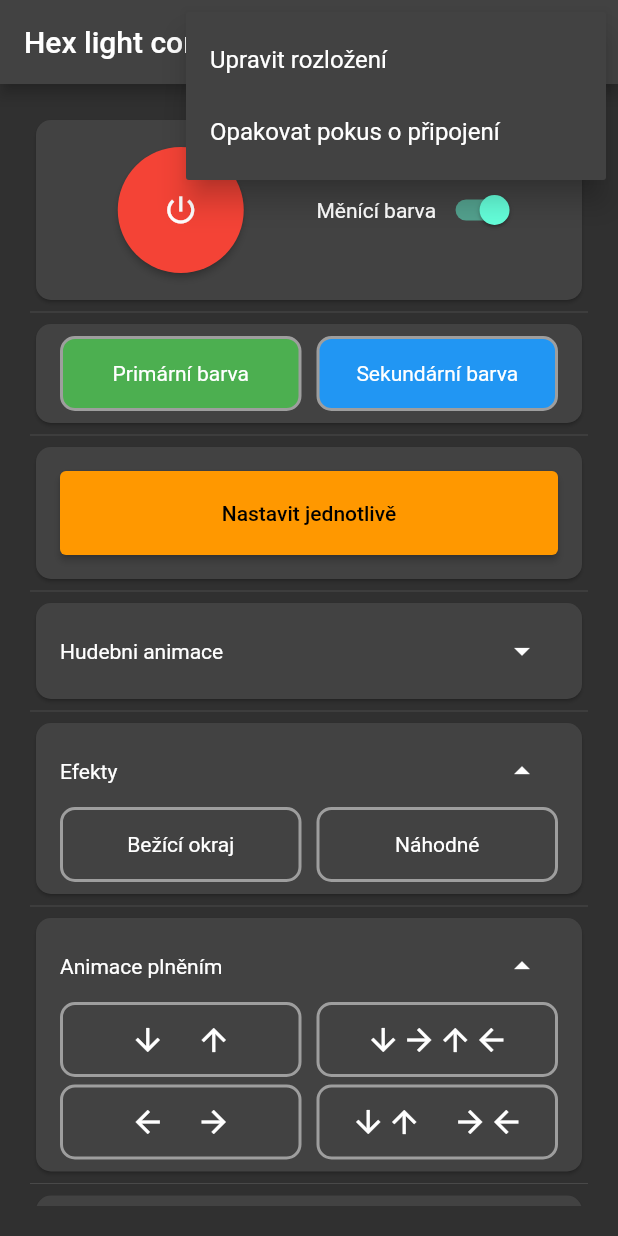
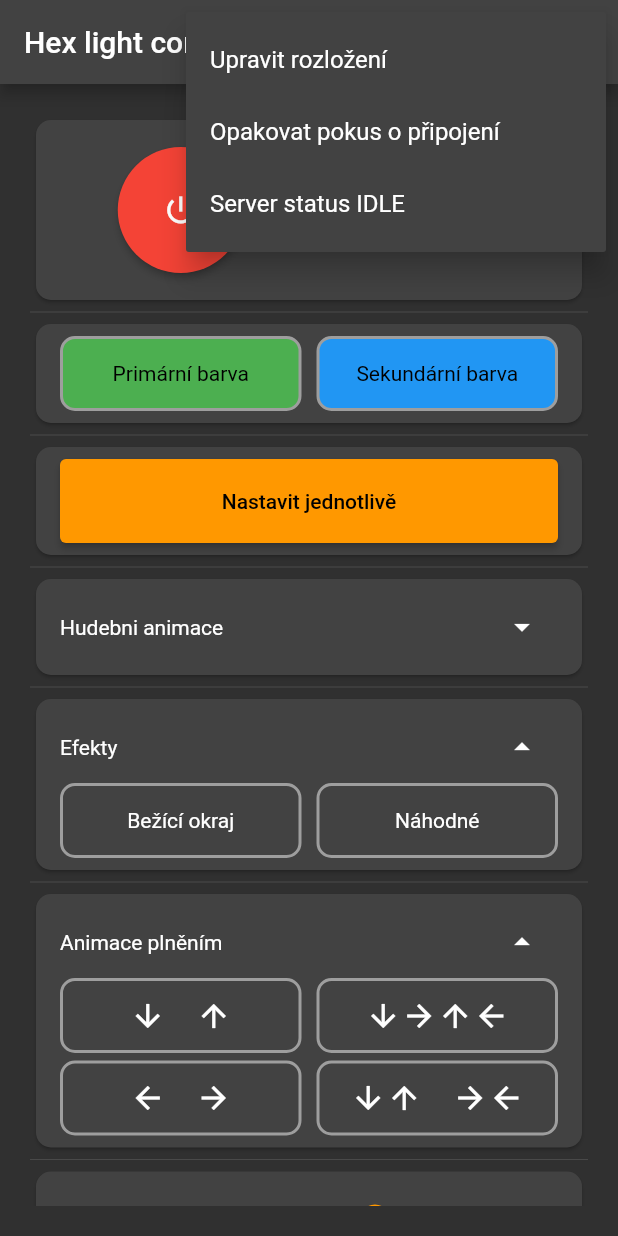
Before and after one commit to lalpix/Hex_Lights, a Flutter app: the screen it shows after launch, after a tap on the "arrow drop up" icon, after a tap on the "settings" icon, on a phone screen of 412 x 824 dp. Run offline on Flutter 3.47's test engine with Material 2 defaults, Android fonts, the phone set to English and light mode, and no system bars; our stand-ins replace flutter_colorpicker, flutter_svg, hive; missing offline and left inert: hexagon, mqtt_client; accounts and stored records are empty; Roboto replaces fonts that are missing (Raleway).

Commit message:
visible text and server status

```diff
--- a/Flutter_App/hex_lights_app/lib/home_screen.dart
+++ b/Flutter_App/hex_lights_app/lib/home_screen.dart
@@ -1,4 +1,5 @@
 import 'dart:async';
+import 'dart:math';
 
 import 'package:flutter/material.dart';
 import 'package:hex_lights_app/utils/button_mode_child.dart';
@@ -95,6 +96,7 @@ class _HomeScreenState extends State<HomeScreen> {
             chosen: false,
             text: 'Primární barva',
             color: primaryColor,
+            textColor: textColor(primaryColor),
             onTap: () async {
               Color color = await myColorPicker(context, primaryColor, 'Primární barva');
               setState(() => primaryColor = color);
@@ -108,6 +110,7 @@ class _HomeScreenState extends State<HomeScreen> {
             chosen: false,
             text: 'Sekundární barva',
             color: secondaryColor,
+            textColor: textColor(secondaryColor),
             onTap: () async {
               Color color = await myColorPicker(context, secondaryColor, 'Sekundární barva');
               setState(() {
@@ -123,7 +126,7 @@ class _HomeScreenState extends State<HomeScreen> {
           borderRadius: BorderRadius.circular(10),
         ),
         child: Padding(
-          padding: const EdgeInsets.all(16.0),
+          padding: const EdgeInsets.fromLTRB(16.0, 8, 16, 8),
           child: ElevatedButton(
             onPressed: () {
               Navigator.pushNamed(context, '/setSignleHex',
@@ -336,14 +339,18 @@ class _HomeScreenState extends State<HomeScreen> {
                   child: Icon(Icons.settings),
                 ),
                 itemBuilder: (context) {
-                  return const [
-                    PopupMenuItem<int>(
+                  return [
+                    const PopupMenuItem<int>(
                       value: 0,
                       child: Text("Upravit rozložení"),
                     ),
+                    const PopupMenuItem<int>(
+                      value: 1,
+                      child: Text("Opakovat pokus o připojení"),
+                    ),
                     PopupMenuItem<int>(
                       value: 1,
-                      child: Text("Opakovat pokus o připojení"),
+                      child: Text("Server status ${mqttClient.subscriptionState.name}"),
                     ),
                   ];
                 },
--- a/Flutter_App/hex_lights_app/lib/utils/color_picker.dart
+++ b/Flutter_App/hex_lights_app/lib/utils/color_picker.dart
@@ -1,7 +1,9 @@
+import 'dart:math';
+
 import 'package:flutter/material.dart';
 import 'package:flutter_colorpicker/flutter_colorpicker.dart';
 
-Future<Color> myColorPicker(BuildContext context, Color originalColor,String text) async {
+Future<Color> myColorPicker(BuildContext context, Color originalColor, String text) async {
   Color? c = await showDialog<Color?>(
       context: context,
       builder: (BuildContext context) {
@@ -30,3 +32,7 @@ Future<Color> myColorPicker(BuildContext context, Color originalColor,String tex
       });
   return c ?? originalColor;
 }
+
+Color textColor(Color c) {
+  return max(c.blue, max(c.green, c.red)) >= 125 ? Colors.black : Colors.white;
+}
--- a/Flutter_App/hex_lights_app/lib/widgets/clickable_box.dart
+++ b/Flutter_App/hex_lights_app/lib/widgets/clickable_box.dart
@@ -2,11 +2,12 @@ import 'package:flutter/material.dart';
 
 Widget clickableBox({
   String? text,
-  Color color= Colors.transparent,
+  Color color = Colors.transparent,
   required Function() onTap,
   Widget? widget,
+  Color? textColor,
   required bool chosen,
-}){
+}) {
   return Expanded(
     child: InkWell(
       onTap: onTap,
@@ -17,7 +18,13 @@ Widget clickableBox({
           color: color,
         ),
         height: 50,
-        child: text != null ? Center(child: Text(text)) : widget,
+        child: text != null
+            ? Center(
+                child: Text(
+                text,
+                style: textColor == null ? null : TextStyle(color: textColor),
+              ))
+            : widget,
       ),
     ),
   );
```
